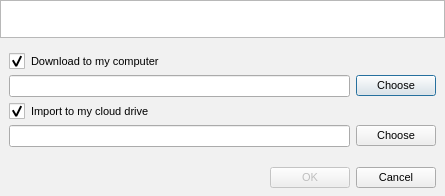
meganz/MEGAsync, file src/MEGASync/gui/linux/ImportMegaLinksDialog.ui: the form before one commit.
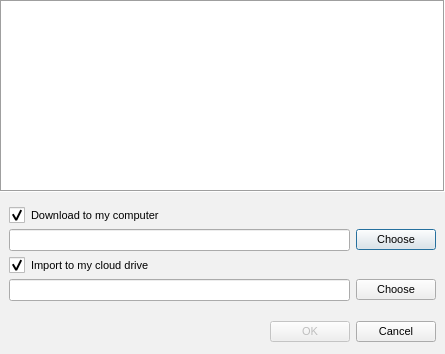
The form after the commit.

Commit message: Fix ImportMegaLinksDialog size issues

Patch:
```diff
--- a/src/MEGASync/gui/linux/ImportMegaLinksDialog.ui
+++ b/src/MEGASync/gui/linux/ImportMegaLinksDialog.ui
@@ -2,30 +2,16 @@
 <ui version="4.0">
  <class>ImportMegaLinksDialog</class>
  <widget class="QDialog" name="ImportMegaLinksDialog">
-  <property name="geometry">
-   <rect>
-    <x>0</x>
-    <y>0</y>
-    <width>445</width>
-    <height>196</height>
-   </rect>
-  </property>
-  <property name="sizePolicy">
-   <sizepolicy hsizetype="Preferred" vsizetype="Preferred">
-    <horstretch>0</horstretch>
-    <verstretch>0</verstretch>
-   </sizepolicy>
-  </property>
   <property name="minimumSize">
    <size>
     <width>445</width>
-    <height>196</height>
+    <height>0</height>
    </size>
   </property>
   <property name="maximumSize">
    <size>
     <width>445</width>
-    <height>430</height>
+    <height>16777215</height>
    </size>
   </property>
   <property name="windowTitle">
@@ -75,29 +61,14 @@
    </property>
    <item>
     <widget class="QListWidget" name="linkList">
-     <property name="sizePolicy">
-      <sizepolicy hsizetype="Preferred" vsizetype="Preferred">
-       <horstretch>0</horstretch>
-       <verstretch>0</verstretch>
-      </sizepolicy>
-     </property>
      <property name="minimumSize">
       <size>
        <width>0</width>
-       <height>38</height>
+       <height>36</height>
       </size>
      </property>
-     <property name="maximumSize">
-      <size>
-       <width>16777215</width>
-       <height>16777215</height>
-      </size>
-     </property>
-     <property name="sizeIncrement">
-      <size>
-       <width>0</width>
-       <height>0</height>
-      </size>
+     <property name="frameShape">
+      <enum>QFrame::Box</enum>
      </property>
     </widget>
    </item>
@@ -137,18 +108,6 @@
         <property name="enabled">
          <bool>true</bool>
         </property>
-        <property name="minimumSize">
-         <size>
-          <width>0</width>
-          <height>22</height>
-         </size>
-        </property>
-        <property name="maximumSize">
-         <size>
-          <width>16777215</width>
-          <height>22</height>
-         </size>
-        </property>
         <layout class="QHBoxLayout" name="horizontalLayout">
          <property name="spacing">
           <number>6</number>
@@ -175,35 +134,14 @@
            </property>
           </widget>
          </item>
-         <item>
+         <item alignment="Qt::AlignVCenter">
           <widget class="QPushButton" name="bLocalFolder">
            <property name="enabled">
             <bool>true</bool>
            </property>
-           <property name="minimumSize">
-            <size>
-             <width>24</width>
-             <height>0</height>
-            </size>
-           </property>
-           <property name="maximumSize">
-            <size>
-             <width>16777215</width>
-             <height>16777215</height>
-            </size>
-           </property>
-           <property name="styleSheet">
-            <string notr="true"/>
-           </property>
            <property name="text">
             <string>Choose</string>
            </property>
-           <property name="iconSize">
-            <size>
-             <width>24</width>
-             <height>24</height>
-            </size>
-           </property>
            <property name="flat">
             <bool>false</bool>
            </property>
@@ -224,12 +162,6 @@
       </item>
       <item>
        <widget class="QWidget" name="wImport" native="true">
-        <property name="minimumSize">
-         <size>
-          <width>0</width>
-          <height>0</height>
-         </size>
-        </property>
         <layout class="QHBoxLayout" name="horizontalLayout_2">
          <property name="spacing">
           <number>6</number>
@@ -256,29 +188,11 @@
            </property>
           </widget>
          </item>
-         <item>
+         <item alignment="Qt::AlignVCenter">
           <widget class="QPushButton" name="bMegaFolder">
-           <property name="minimumSize">
-            <size>
-             <width>24</width>
-             <height>0</height>
-            </size>
-           </property>
-           <property name="maximumSize">
-            <size>
-             <width>16777215</width>
-             <height>16777215</height>
-            </size>
-           </property>
            <property name="text">
             <string>Choose</string>
            </property>
-           <property name="iconSize">
-            <size>
-             <width>24</width>
-             <height>24</height>
-            </size>
-           </property>
            <property name="flat">
             <bool>false</bool>
            </property>
```
Left out of the diff: 11 changed lines with no effect on the pictures. The commit also changes 3 other files.
